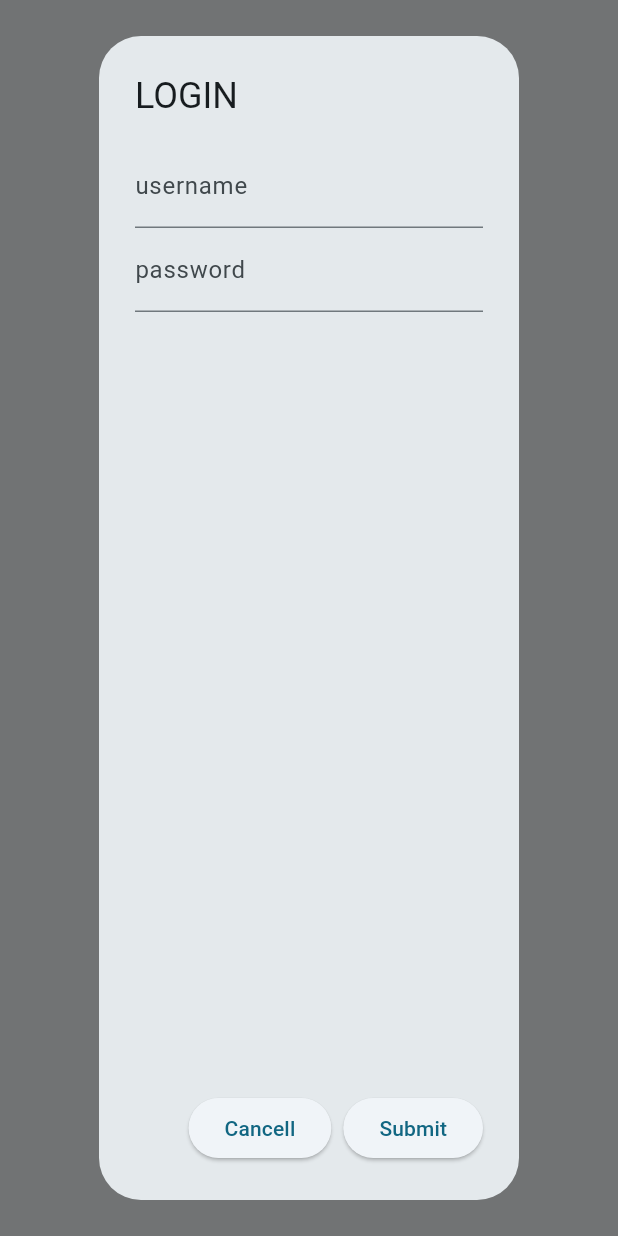
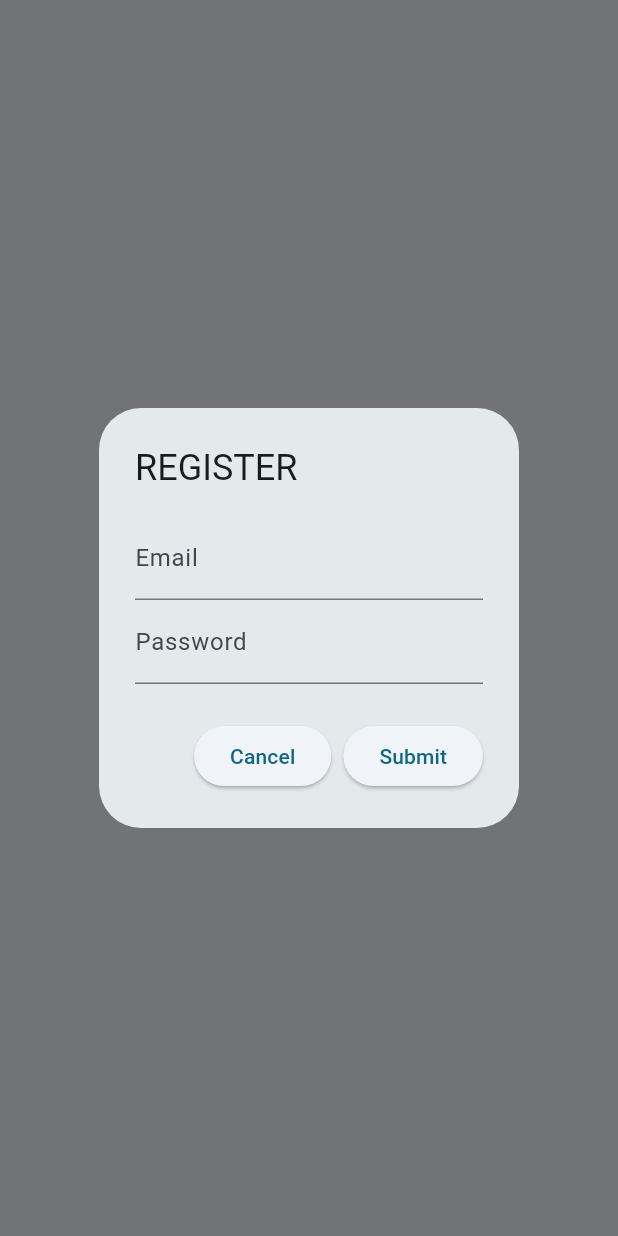
Before and after one commit to oskarrrrvk/MAD2025Flutter, a Flutter app: the screen it shows after launch, after a tap on "Register", on a phone screen of 412 x 824 dp. Run offline on Flutter 3.47's test engine with Material 3 defaults, Android fonts, the phone set to English and light mode, and no system bars; our stand-ins replace firebase_auth, firebase_core, flutter_map, geolocator, latlong2; accounts and stored records are empty; generated files the repository leaves out were written again.

```diff
--- a/lib/main.dart
+++ b/lib/main.dart
@@ -1,7 +1,14 @@
 import 'package:flutter/material.dart';
+import 'package:firebase_core/firebase_core.dart';
+import 'firebase_options.dart';
 import 'package:mad2025/screens/login/login_page.dart';
 
-void main() {
+void main() async {
+  WidgetsFlutterBinding.ensureInitialized();
+  await Firebase.initializeApp(
+    options: DefaultFirebaseOptions.currentPlatform,
+  );
+
   runApp(const MyApp());
 }
 
--- a/lib/screens/login/loginDialog.dart
+++ b/lib/screens/login/loginDialog.dart
@@ -1,24 +1,28 @@
 import 'package:flutter/material.dart';
+import 'package:firebase_auth/firebase_auth.dart';
 import 'package:mad2025/screens/home/homePage.dart';
 
-void createLoginDialog(BuildContext context){
-  TextEditingController userName = TextEditingController();
-  TextEditingController password = TextEditingController();
+void createLoginDialog(BuildContext context) {
+  TextEditingController emailController = TextEditingController();
+  TextEditingController passwordController = TextEditingController();
 
-  showDialog(context: context,
-      builder: (BuildContext context){
+  showDialog(
+    context: context,
+    builder: (BuildContext context) {
       return AlertDialog(
         title: const Text("LOGIN"),
         content: Column(
+          mainAxisSize: MainAxisSize.min,
           children: [
             TextField(
-                controller: userName,
-                decoration: const InputDecoration(labelText: "username"),
+              controller: emailController,
+              decoration: const InputDecoration(labelText: "Email"),
             ),
             TextField(
-                controller: password,
-                decoration: const InputDecoration(labelText: "password"),
-              )
+              controller: passwordController,
+              decoration: const InputDecoration(labelText: "Password"),
+              obscureText: true,
+            ),
           ],
         ),
         actions: [
@@ -28,40 +32,29 @@ void createLoginDialog(BuildContext context){
           ),
           ElevatedButton(
             child: const Text("Submit"),
-                onPressed:(){
-                  if (evaluateUserName(userName.text) && evaluatePassword(userName.text, password.text)) {
-                    Navigator.push(
+            onPressed: () async {
+              try {
+                await FirebaseAuth.instance.signInWithEmailAndPassword(
+                  email: emailController.text.trim(),
+                  password: passwordController.text,
+                );
+
+                Navigator.of(context).pop(); // Cerrar diálogo
+                Navigator.pushReplacement(
                   context,
                   MaterialPageRoute(builder: (context) => const HomePage()),
                 );
-                  }
-                  else {
+              } catch (e) {
                 Navigator.of(context).pop();
 
                 ScaffoldMessenger.of(context).showSnackBar(
-                      const SnackBar(
-                          content: Text('Username or password are incorrect')),
+                  SnackBar(content: Text('Login failed: ${e.toString()}')),
                 );
               }
-                }
-            )
+            },
+          ),
         ],
       );
     },
   );
 }
-
-String getUserName(){
-  return "";
-}
-
-String getPassword(String userName){
-  return "";
-}
-
-bool evaluateUserName(String userName){
-  return true;
-}
-bool evaluatePassword(String userName, String password){
-  return true;
-}
--- a/lib/screens/login/registerDialog.dart
+++ b/lib/screens/login/registerDialog.dart
@@ -1,48 +1,60 @@
 import 'package:flutter/material.dart';
+import 'package:firebase_auth/firebase_auth.dart';
 import 'package:mad2025/screens/home/homePage.dart';
 
-void createRegisterDialog(BuildContext context){
-  TextEditingController userName = TextEditingController();
-  TextEditingController password = TextEditingController();
+void createRegisterDialog(BuildContext context) {
+  TextEditingController emailController = TextEditingController();
+  TextEditingController passwordController = TextEditingController();
 
-  showDialog(context: context,
-    builder: (BuildContext context){
+  showDialog(
+    context: context,
+    builder: (BuildContext context) {
       return AlertDialog(
-        title: const Text("LOGIN"),
+        title: const Text("REGISTER"),
         content: Column(
+          mainAxisSize: MainAxisSize.min,
           children: [
             TextField(
-              controller: userName,
-              decoration: const InputDecoration(labelText: "username"),
+              controller: emailController,
+              decoration: const InputDecoration(labelText: "Email"),
             ),
             TextField(
-              controller: password,
-              decoration: const InputDecoration(labelText: "password"),
-            )
+              controller: passwordController,
+              decoration: const InputDecoration(labelText: "Password"),
+              obscureText: true,
+            ),
           ],
         ),
         actions: [
           ElevatedButton(
-            child: const Text("Cancell"),
+            child: const Text("Cancel"),
             onPressed: () => Navigator.of(context).pop(),
           ),
           ElevatedButton(
-              child: const Text("Submit"),
-              onPressed:(){
-                saveUser(userName.text, password.text);
+            child: const Text("Submit"),
+            onPressed: () async {
+              try {
+                await FirebaseAuth.instance.createUserWithEmailAndPassword(
+                  email: emailController.text.trim(),
+                  password: passwordController.text,
+                );
 
-                Navigator.push(
+                Navigator.of(context).pop();
+                Navigator.pushReplacement(
                   context,
                   MaterialPageRoute(builder: (context) => const HomePage()),
                 );
+              } catch (e) {
+                Navigator.of(context).pop();
+
+                ScaffoldMessenger.of(context).showSnackBar(
+                  SnackBar(content: Text('Registration failed: ${e.toString()}')),
+                );
               }
-          )
+            },
+          ),
         ],
       );
     },
   );
 }
-
-void saveUser(String userName, String password){
-
-}
--- a/lib/screens/workout_screens/cardio.dart
+++ b/lib/screens/workout_screens/cardio.dart
@@ -2,6 +2,8 @@ import 'package:flutter/material.dart';
 import 'package:mad2025/widgets/map.dart';
 
 class RunningPage extends StatefulWidget {
+  const RunningPage({super.key});
+
   @override
   _RunningPage createState()=>_RunningPage();
 }
@@ -11,7 +13,7 @@ class _RunningPage extends State<RunningPage> {
   Widget build(BuildContext context) {
     return Scaffold(
       appBar: AppBar(title: const Text('RUNNING')),
-      body: await createMap(),
+     // body: await createMap(),
     );
   }
 }
--- a/lib/screens/workout_screens/history.dart
+++ b/lib/screens/workout_screens/history.dart
@@ -1,6 +1,8 @@
 import 'package:flutter/material.dart';
 
 class HistoryScreen extends StatelessWidget {
+  const HistoryScreen({super.key});
+
   @override
   Widget build(BuildContext context) {
     return Center(child: Text('PAGINA HISTORY'));
--- a/lib/screens/workout_screens/workout_logger.dart
+++ b/lib/screens/workout_screens/workout_logger.dart
@@ -4,6 +4,8 @@ import 'package:mad2025/screens/workout_screens/create_routine.dart';
 import 'package:mad2025/screens/workout_screens/routine_detail.dart';
 
 class WorkoutLoggerScreen extends StatefulWidget {
+  const WorkoutLoggerScreen({super.key});
+
   @override
   State<WorkoutLoggerScreen> createState() => _WorkoutLoggerScreenState();
 }
--- a/pubspec.yaml
+++ b/pubspec.yaml
@@ -36,6 +36,8 @@ dependencies:
   flutter_map: ^6.1.0
   latlong2: ^0.9.0
   path_provider: ^2.0.9
+  firebase_core: ^3.13.0
+  firebase_auth: ^5.5.3
 
   # The following adds the Cupertino Icons font to your application.
   # Use with the CupertinoIcons class for iOS style icons.
```
Also changed, not shown: pubspec.lock, 5 other files. Lines whose indentation alone changed are shown as unchanged.
